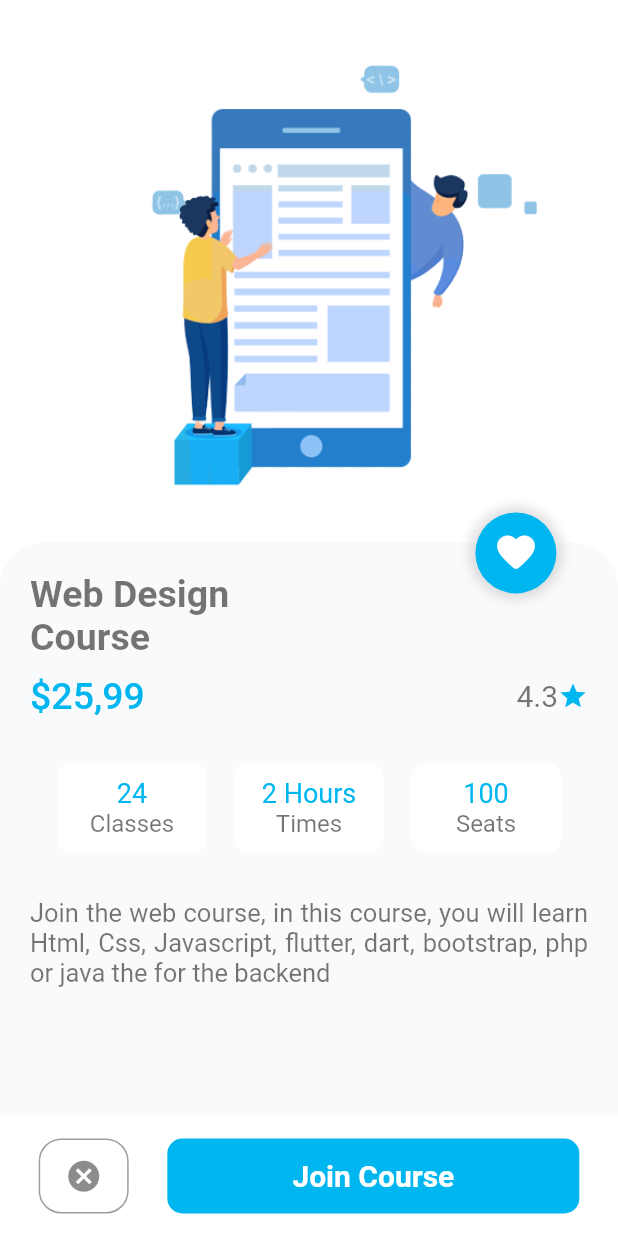
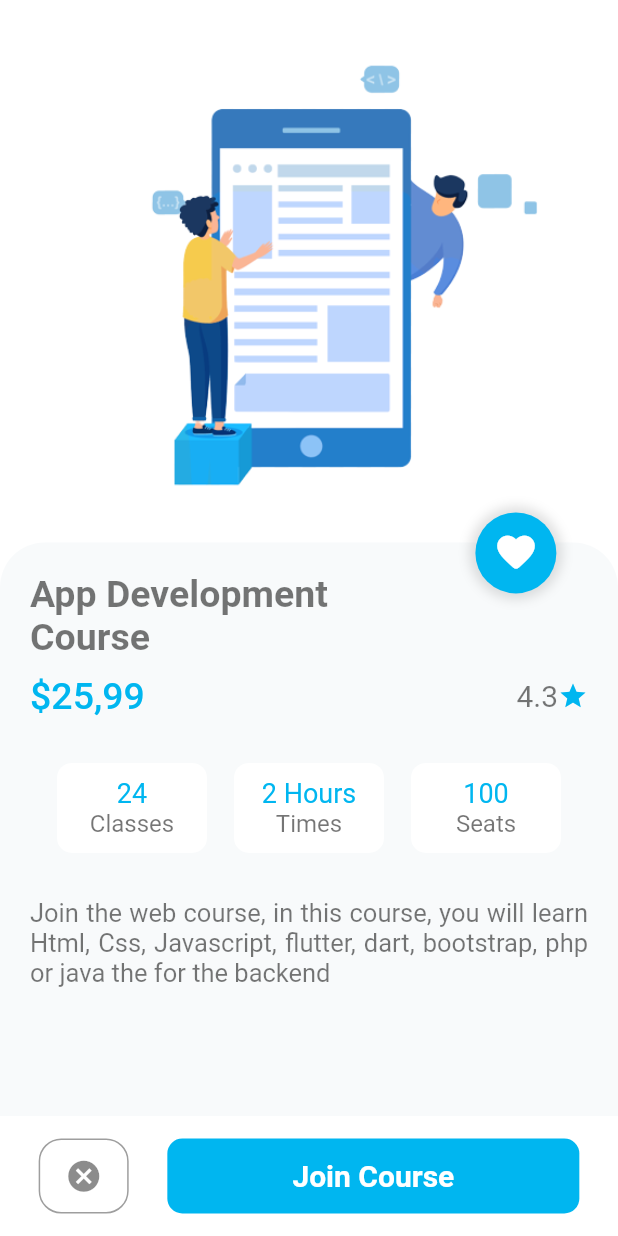
Before and after one commit to hello-favour/online-learning-app-ui, a Flutter app: the AppCourse screen opened directly, on a phone screen of 412 x 824 dp. Run offline on Flutter 3.47's test engine with Material 2 defaults, Android fonts, the phone set to English and light mode, and no system bars.

Commit message:
refactor code

```diff
--- a/lib/components/app_course.dart
+++ b/lib/components/app_course.dart
@@ -38,7 +38,7 @@
                             crossAxisAlignment: CrossAxisAlignment.start,
                             children: [
                               const AppText(
-                                text: "Web Design\nCourse",
+                                text: "App Development\nCourse",
                                 color: AppColors.appBlack,
                                 fontWeight: FontWeight.bold,
                                 size: 25,
--- a/lib/components/ecommerce_course.dart
+++ b/lib/components/ecommerce_course.dart
@@ -38,7 +38,7 @@ class EcommerceCourse extends StatelessWidget {
                             crossAxisAlignment: CrossAxisAlignment.start,
                             children: [
                               const AppText(
-                                text: "Web Design\nCourse",
+                                text: "Ecommerce\nCourse",
                                 color: AppColors.appBlack,
                                 fontWeight: FontWeight.bold,
                                 size: 25,
--- a/lib/components/ui_design_course.dart
+++ b/lib/components/ui_design_course.dart
@@ -38,7 +38,7 @@ class UiDesignCourse extends StatelessWidget {
                             crossAxisAlignment: CrossAxisAlignment.start,
                             children: [
                               const AppText(
-                                text: "Web Design\nCourse",
+                                text: "Ui Design\nCourse",
                                 color: AppColors.appBlack,
                                 fontWeight: FontWeight.bold,
                                 size: 25,
```
